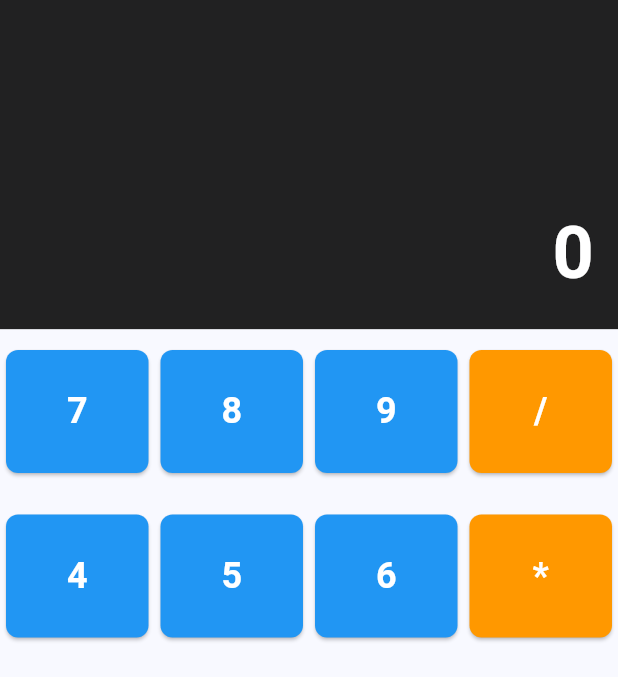
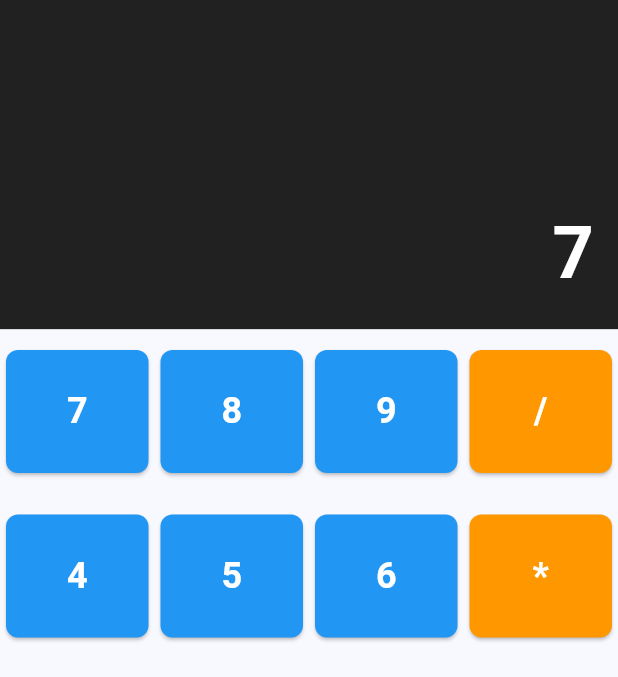
Before and after one commit to princeampofo/calculatorapp, a Flutter app: the screen it shows after launch, after a tap on an icon or button, on a phone screen of 412 x 824 dp, the part 84-761 px from its top. Run offline on Flutter 3.47's test engine with Material 3 defaults, Android fonts, the phone set to English and light mode, and no system bars.

Commit message:
added logic for button press

```diff
--- a/lib/main.dart
+++ b/lib/main.dart
@@ -30,6 +30,59 @@ class _CalculatorHomePageState extends State<CalculatorHomePage> {
 
   // Variable to hold calculation result
   String _display = '0';
+
+  // store first operand
+  double _firstOperand = 0;
+
+  // Store operator
+  String _operator = '';
+
+  // Flag to check if we should start a new number
+  bool _shouldResetDisplay = false;
+
+  // Handle number button press (0-9)
+  void handleNumberPress(String number) {
+    setState(() {
+      if (_display == '0' || _shouldResetDisplay) {
+        _display = number;
+        _shouldResetDisplay = false;
+      } else {
+        _display += number;
+      }
+    });
+  }
+
+  // Handle operator button press (+, -, *, /)
+  void handleOperatorPress(String operator) {
+    setState(() {
+      _firstOperand = double.parse(_display);
+      _operator = operator;
+      _shouldResetDisplay = true;
+    });
+  }
+
+
+  // Handle clear button press to reset calculator
+  void handleClearPress() {
+    setState(() {
+      _display = '0';
+      _firstOperand = 0;
+      _operator = '';
+      _shouldResetDisplay = false;
+    });
+  }
+
+  // Handle decimal point button press
+  void handleDecimalPress() {
+    setState(() {
+      if (_shouldResetDisplay) {
+        _display = '0.';
+        _shouldResetDisplay = false;
+      } else if (!_display.contains('.')) {
+        _display += '.';
+      }
+    });
+  }
 
   // Build a calculator button widget
   Widget _buildButton(String label, Color color, VoidCallback onPressed) {
@@ -93,10 +146,10 @@ class _CalculatorHomePageState extends State<CalculatorHomePage> {
                 Expanded(
                   child: Row(
                     children: [
-                      _buildButton('7', Colors.blue, () {}),
-                      _buildButton('8', Colors.blue, () {}),
-                      _buildButton('9', Colors.blue, () {}),
-                      _buildButton('/', Colors.orange, () {}),
+                      _buildButton('7', Colors.blue, () => handleNumberPress('7')),
+                      _buildButton('8', Colors.blue, () => handleNumberPress('8')),
+                      _buildButton('9', Colors.blue, () => handleNumberPress('9')),
+                      _buildButton('/', Colors.orange, () => handleOperatorPress('/')),
                     ],
                   ),
                 ),
@@ -104,10 +157,10 @@ class _CalculatorHomePageState extends State<CalculatorHomePage> {
                 Expanded(
                   child: Row(
                     children: [
-                      _buildButton('4', Colors.blue, () {}),
-                      _buildButton('5', Colors.blue, () {}),
-                      _buildButton('6', Colors.blue, () {}),
-                      _buildButton('*', Colors.orange, () {}),
+                      _buildButton('4', Colors.blue, () => handleNumberPress('4')),
+                      _buildButton('5', Colors.blue, () => handleNumberPress('5')),
+                      _buildButton('6', Colors.blue, () => handleNumberPress('6')),
+                      _buildButton('*', Colors.orange, () => handleOperatorPress('*')),
                     ],
                   ),
                 ),
@@ -115,10 +168,10 @@ class _CalculatorHomePageState extends State<CalculatorHomePage> {
                 Expanded(
                   child: Row(
                     children: [
-                      _buildButton('1', Colors.blue, () {}),
-                      _buildButton('2', Colors.blue, () {}),
-                      _buildButton('3', Colors.blue, () {}),
-                      _buildButton('-', Colors.orange, () {}),
+                      _buildButton('1', Colors.blue, () => handleNumberPress('1')),
+                      _buildButton('2', Colors.blue, () => handleNumberPress('2')),
+                      _buildButton('3', Colors.blue, () => handleNumberPress('3')),
+                      _buildButton('-', Colors.orange, () => handleOperatorPress('-')),
                     ],
                   ),
                 ),
@@ -126,10 +179,10 @@ class _CalculatorHomePageState extends State<CalculatorHomePage> {
                 Expanded(
                   child: Row(
                     children: [
-                      _buildButton('C', Colors.red, () {}),
-                      _buildButton('0', Colors.blue, () {}),
-                      _buildButton('.', Colors.blue, () {}),
-                      _buildButton('+', Colors.orange, () {}),
+                      _buildButton('C', Colors.red, () => handleClearPress()),
+                      _buildButton('0', Colors.blue, () => handleNumberPress('0')),
+                      _buildButton('.', Colors.blue, () => handleDecimalPress()),
+                      _buildButton('+', Colors.orange, () => handleOperatorPress('+')),
                     ],
                   ),
                 ),
```
